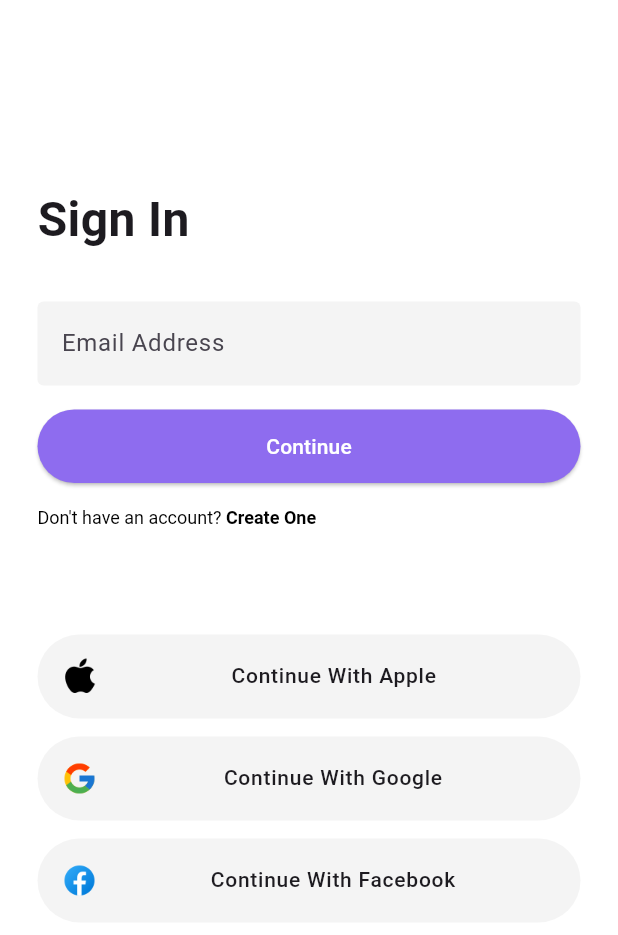
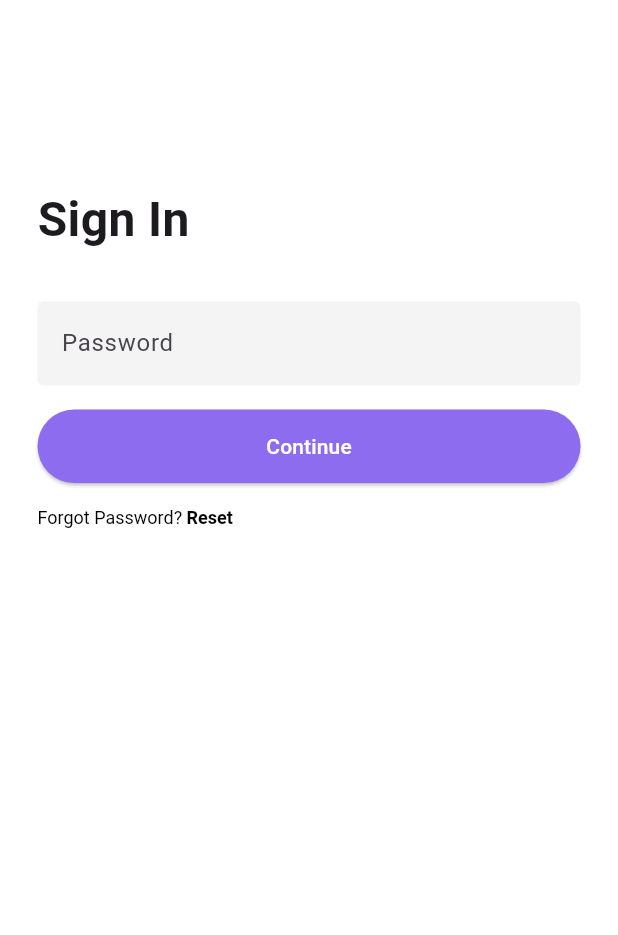
Before and after one commit to mutiadhewanty/ecommerce_mobile_apps, a Flutter app: the screen it shows after launch, after a tap on "Continue", on a phone screen of 412 x 824 dp. Shown: the top 935 px of the screen. Run offline on Flutter 3.47's test engine with Material 3 defaults, Android fonts, the phone set to English and light mode, and no system bars.

Commit message:
sign in page ui

```diff
--- a/lib/page/sing_in.dart
+++ b/lib/page/sing_in.dart
@@ -12,7 +12,7 @@ class SignIn extends StatefulWidget {
 }
 
 class _SignInState extends State<SignIn> {
-  final bool _showPasswordInput = false;
+  bool _showPasswordInput = true;
 
   @override
   Widget build(BuildContext context) {
@@ -33,7 +33,12 @@ class _SignInState extends State<SignIn> {
             SizedBox(
               height: 32,
             ),
+            if (_showPasswordInput)
+              Column(
+                crossAxisAlignment: CrossAxisAlignment.start,
+                children: [
                   TextField(
+                    keyboardType: TextInputType.emailAddress,
                     decoration: InputDecoration(
                         hintText: 'Email Address',
                         filled: true,
@@ -47,8 +52,13 @@ class _SignInState extends State<SignIn> {
                   ),
                   SizedBox(
                       width: double.infinity,
-                child:
-                    ElevatedButton(onPressed: () {}, child: Text('Continue'))),
+                      child: ElevatedButton(
+                          onPressed: () {
+                            setState(() {
+                              _showPasswordInput = !_showPasswordInput;
+                            });
+                          },
+                          child: Text('Continue'))),
                   SizedBox(
                     height: 16,
                   ),
@@ -91,6 +101,50 @@ class _SignInState extends State<SignIn> {
                   ),
                   SizedBox(
                     height: 12,
+                  )
+                ],
+              )
+            else
+              Column(
+                crossAxisAlignment: CrossAxisAlignment.start,
+                children: [
+                  TextField(
+                    obscureText: true,
+                    decoration: InputDecoration(
+                        hintText: 'Password',
+                        filled: true,
+                        fillColor: Color(0xFFF4F4F4),
+                        border: OutlineInputBorder(
+                            borderSide: BorderSide.none,
+                            borderRadius: BorderRadius.circular(4))),
+                  ),
+                  SizedBox(
+                    height: 16,
+                  ),
+                  SizedBox(
+                      width: double.infinity,
+                      child: ElevatedButton(
+                          onPressed: () {}, child: Text('Continue'))),
+                  SizedBox(
+                    height: 16,
+                  ),
+                  RichText(
+                      text: TextSpan(
+                          text: 'Forgot Password?',
+                          style: TextStyle(color: Colors.black, fontSize: 12),
+                          children: [
+                        TextSpan(
+                            text: ' Reset',
+                            style: TextStyle(
+                                color: Colors.black,
+                                fontSize: 12,
+                                fontWeight: FontWeight.bold),
+                            recognizer: TapGestureRecognizer()
+                              ..onTap = () {
+                                // navigate to desired screen
+                              })
+                      ])),
+                ],
               ),
           ],
         ),
```
Lines whose indentation alone changed are shown as unchanged.
